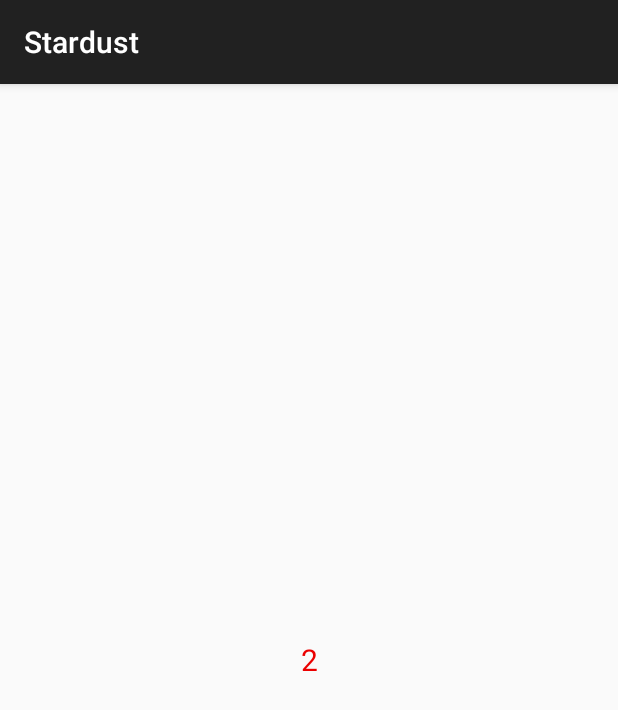
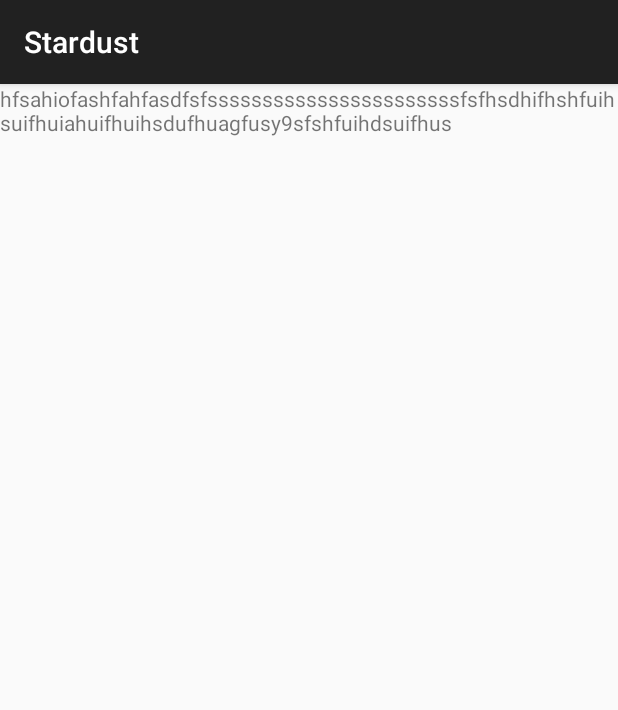
Before and after one commit to StardustProject/Stardust, an Android app: the fragment ArticleFragment shown on its own in the app's theme, on a phone screen of 412 x 824 dp. Shown: the top 710 px of the screen. Run offline under Robolectric (Android 15) with nearby library versions, the phone set to English and light mode, and no system bars.

Commit message:
feat(标题栏): 隐藏了标题栏

```diff
--- a/Stardust/app/build.gradle
+++ b/Stardust/app/build.gradle
@@ -30,4 +30,6 @@
     compile 'com.android.support.constraint:constraint-layout:1.0.2'
     compile 'org.litepal.android:core:1.6.0'
     testCompile 'junit:junit:4.12'
+    compile 'com.android.support:recyclerview-v7:26.+'
+
 }
--- a/Stardust/app/src/main/java/org/swsd/stardust/view/activity/MainActivity.java
+++ b/Stardust/app/src/main/java/org/swsd/stardust/view/activity/MainActivity.java
@@ -2,6 +2,7 @@
 
 import android.os.Bundle;
 import android.support.v4.app.Fragment;
+import android.support.v7.app.ActionBar;
 import android.util.Log;
 
 import org.swsd.stardust.R;
@@ -30,8 +31,8 @@
 
         super.onCreate(savedInstanceState);
         bindLayout();
-        //initView();
-        steepStatusBar();
+        initView();
+        //steepStatusBar();
         MainViewAdapter mainViewAdapter=new MainViewAdapter(getSupportFragmentManager(),
                 new Fragment[] {new HomeFragment(), new ArticleFragment(),new NoteFragment(), new StarFragment(),new UserFragment()});
         tabContainerView.setAdapter(mainViewAdapter);
@@ -53,6 +54,11 @@
     public void initView() {
         Log.d("熊立强", "initView: ");
         this.tabContainerView = (TabContainerView) findViewById(R.id.tab_container);
+        //隐藏标题栏
+        ActionBar actionBar = getSupportActionBar();
+        if(actionBar != null){
+            actionBar.hide();
+        }
     }
 
     @Override
--- a/Stardust/app/src/main/java/org/swsd/stardust/view/fragment/ArticleFragment.java
+++ b/Stardust/app/src/main/java/org/swsd/stardust/view/fragment/ArticleFragment.java
@@ -20,7 +20,7 @@
     @Override
     public View onCreateView(LayoutInflater inflater, @Nullable ViewGroup container, @Nullable Bundle savedInstanceState) {
 
-        return inflater.inflate(R.layout.fragment_tab_2, null);
+        return inflater.inflate(R.layout.fragment_article, null);
 
     }
 }
--- /dev/null
+++ b/Stardust/app/src/main/res/layout/fragment_article.xml
@@ -0,0 +1,15 @@
+<?xml version="1.0" encoding="utf-8"?>
+<LinearLayout xmlns:android="http://schemas.android.com/apk/res/android"
+    android:orientation="vertical"
+    android:layout_width="match_parent"
+    android:layout_height="match_parent"
+    android:weightSum="1">
+
+    <TextView
+        android:id="@+id/dhf"
+        android:layout_width="match_parent"
+        android:layout_height="wrap_content"
+        android:text="hfsahiofashfahfasdfsfsssssssssssssssssssssssfsfhsdhifhshfuihsuifhuiahuifhuihsdufhuagfusy9sfshfuihdsuifhus"
+        android:layout_weight="0.40" />
+
+</LinearLayout>
```
